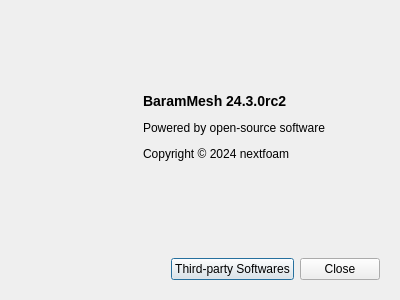
This is baramMesh/view/menu/help/about_dialog.ui in nextfoam/baram as Qt 5 draws it before an edit. The edited form follows.
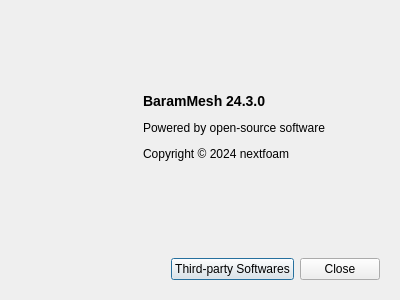
This is the edited form.

Patch:
```diff
--- a/baramMesh/view/menu/help/about_dialog.ui
+++ b/baramMesh/view/menu/help/about_dialog.ui
@@ -90,7 +90,7 @@
          </sizepolicy>
         </property>
         <property name="text">
-         <string>&lt;p&gt;&lt;b&gt;&lt;font size=&quot;4&quot;&gt;BaramMesh 24.3.0rc2&lt;/font&gt;&lt;/b&gt;&lt;/p&gt;
+         <string>&lt;p&gt;&lt;b&gt;&lt;font size=&quot;4&quot;&gt;BaramMesh 24.3.0&lt;/font&gt;&lt;/b&gt;&lt;/p&gt;
 
 &lt;p&gt;Powered by open-source software&lt;/p&gt;
 
```
